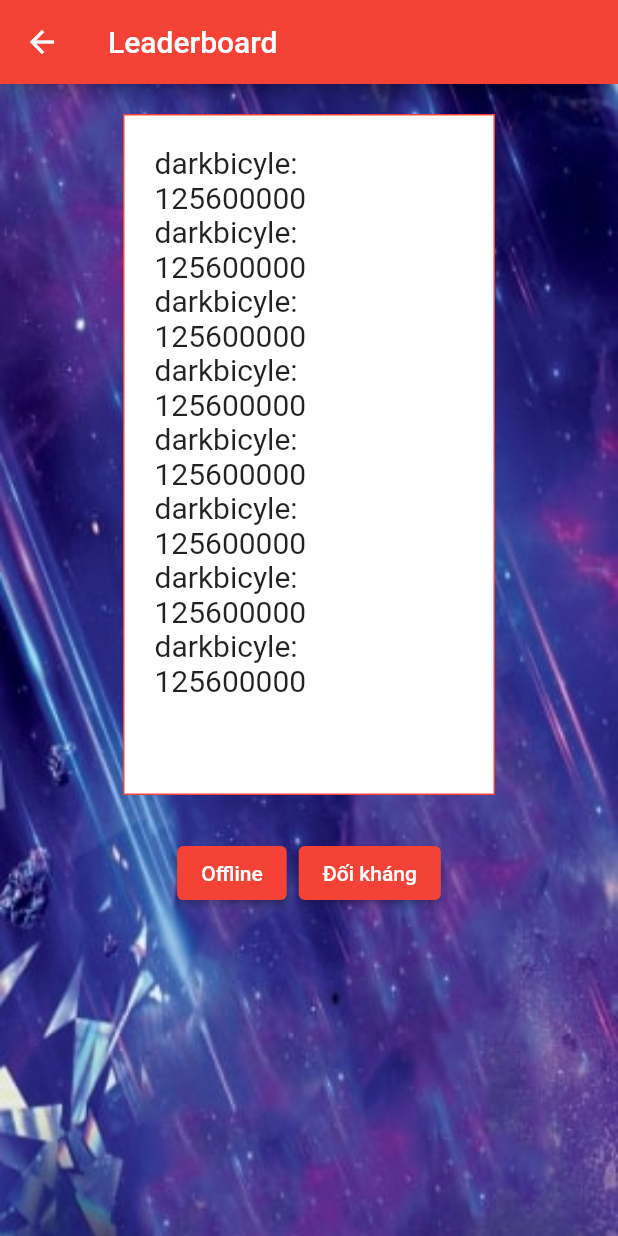
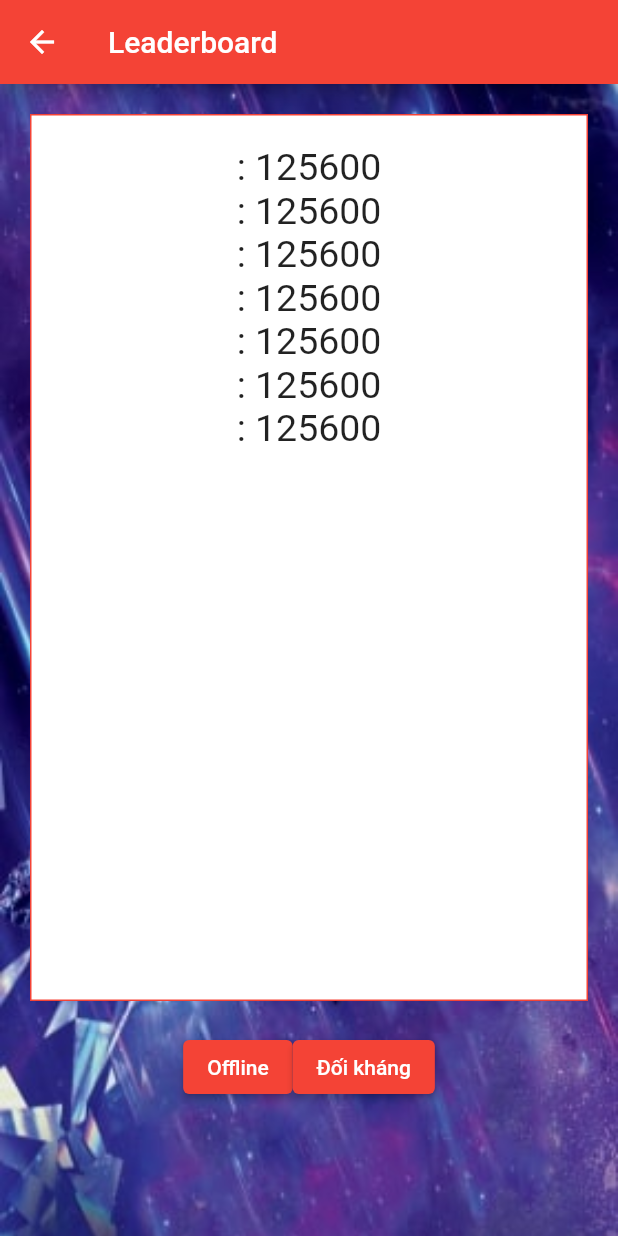
Before and after one commit to HoangLong253/DO_AN_L2T, a Flutter app: the Leaderboard screen opened directly, on a phone screen of 412 x 824 dp. Run offline on Flutter 3.47's test engine with Material 2 defaults, Android fonts, the phone set to English and light mode, and no system bars; our stand-ins replace cloud_firestore, firebase_auth, firebase_core; accounts and stored records are empty.

Commit message:
sửa file leaderboard.dart

```diff
--- a/do_an_l2t/lib/screens/leaderboard.dart
+++ b/do_an_l2t/lib/screens/leaderboard.dart
@@ -1,4 +1,8 @@
+import 'package:firebase_auth/firebase_auth.dart';
 import 'package:flutter/material.dart';
+
+import '../models/user.dart';
+import '../provider/provider.dart';
 
 class Leaderboard extends StatefulWidget {
   Leaderboard({super.key});
@@ -8,6 +12,10 @@ class Leaderboard extends StatefulWidget {
 }
 
 class _LeaderboardState extends State<Leaderboard> {
+  String? uid = FirebaseAuth.instance.currentUser?.uid;
+  double fontSize = 25;
+  int index = 0;
+
   @override
   Widget build(BuildContext context) {
     return Scaffold(
@@ -18,86 +26,142 @@ class _LeaderboardState extends State<Leaderboard> {
         body: Container(
           decoration: const BoxDecoration(
             image: DecorationImage(
-                image: AssetImage('assets/backgroundImg.jpg'),
-                fit: BoxFit.cover),
+                image: AssetImage('assets/backgroundImg.jpg'), fit: BoxFit.cover),
           ),
           height: MediaQuery.of(context).size.height,
           width: MediaQuery.of(context).size.width,
           child: Column(
             children: [
-              Padding(
-                padding: EdgeInsets.all(20),
-                child: Container(
-                    decoration: BoxDecoration(
-                        border: Border.all(color: Colors.red),
-                        color: Colors.white),
-                    padding: EdgeInsets.all(20),
-                    child: SizedBox(
-                      height: MediaQuery.of(context).size.height / 2.0,
-                      width: MediaQuery.of(context).size.width / 2.0,
-                      child: ListView(
-                        children: [
-                          Column(
-                            children: [
-                              Text(
-                                'darkbicyle:         125600000',
-                                style: TextStyle(fontSize: 20),
-                              ),
-                              Text(
-                                'darkbicyle:         125600000',
-                                style: TextStyle(fontSize: 20),
-                              ),
-                              Text(
-                                'darkbicyle:         125600000',
-                                style: TextStyle(fontSize: 20),
-                              ),
-                              Text(
-                                'darkbicyle:         125600000',
-                                style: TextStyle(fontSize: 20),
-                              ),
-                              Text(
-                                'darkbicyle:         125600000',
-                                style: TextStyle(fontSize: 20),
-                              ),
-                              Text(
-                                'darkbicyle:         125600000',
-                                style: TextStyle(fontSize: 20),
-                              ),
-                              Text(
-                                'darkbicyle:         125600000',
-                                style: TextStyle(fontSize: 20),
-                              ),
-                              Text(
-                                'darkbicyle:         125600000',
-                                style: TextStyle(fontSize: 20),
-                              ),
-                            ],
-                          ),
-                        ],
-                      ),
-                    )),
+              IndexedStack(
+                index: index,
+                children: [
+                  con1(context),
+                  con2(context),
+                ],
               ),
-              ButtonBar(
-                mainAxisSize: MainAxisSize.min,
+              Row(
+                mainAxisAlignment: MainAxisAlignment.center,
                 children: [
                   ElevatedButton(
                     style: ButtonStyle(
                       backgroundColor: MaterialStateProperty.all(Colors.red),
                     ),
-                    onPressed: () {},
+                    onPressed: () {
+                      setState(() {
+                        index = 0;
+                      });
+                    },
                     child: Text('Offline'),
                   ),
                   ElevatedButton(
                     style: ButtonStyle(
                       backgroundColor: MaterialStateProperty.all(Colors.red),
                     ),
-                    onPressed: () {},
+                    onPressed: () {
+                      setState(() {
+                        index = 1;
+                      });
+                    },
                     child: Text('Đối kháng'),
                   )
                 ],
               )
             ],
           ),
-        ));
+        )
+    );
   }
+  Widget con1(BuildContext context) {
+    return Padding(
+      padding: EdgeInsets.all(20),
+      child: Container(
+          decoration: BoxDecoration(
+              border: Border.all(color: Colors.red),
+              color: Colors.white
+          ),
+          padding: EdgeInsets.all(20),
+          child: SizedBox(
+              height: MediaQuery.of(context).size.height / 1.5,
+              width: MediaQuery.of(context).size.width,
+              child: SingleChildScrollView(
+                child: FutureBuilder<Gamer?>(
+                  future: getUser(uid),
+                  builder: (context, snapshot) {
+                    if(snapshot.hasError){
+                      return Center(child: Text('Lỗi'));
+                    } else if(snapshot.hasData){
+                      final user = snapshot.data;
+                      return user == null
+                          ? Center(child: Text('lỗi'),)
+                          : buildUser1(user, uid);
+                    } else {
+                      return Center(child: CircularProgressIndicator(),);
+                    }
+                  },
+                ),
+              )
+          )
+      ),
+    );
+  }
+
+  Widget con2(BuildContext context) {
+    return Padding(
+      padding: EdgeInsets.all(20),
+      child: Container(
+          decoration: BoxDecoration(
+              border: Border.all(color: Colors.red),
+              color: Colors.white
+          ),
+          padding: EdgeInsets.all(20),
+          child: SizedBox(
+              height: MediaQuery.of(context).size.height / 1.5,
+              width: MediaQuery.of(context).size.width,
+              child: SingleChildScrollView(
+                child: FutureBuilder<Gamer?>(
+                  future: getUser(uid),
+                  builder: (context, snapshot) {
+                    if(snapshot.hasError){
+                      return Center(child: Text('Lỗi'));
+                    } else if(snapshot.hasData){
+                      final user = snapshot.data;
+                      return user == null
+                          ? Center(child: Text('lỗi'),)
+                          : buildUser2(user, uid);
+                    } else {
+                      return Center(child: CircularProgressIndicator(),);
+                    }
+                  },
+                ),
+              )
+          )
+      ),
+    );
+  }
+
+  Widget buildUser1(Gamer user, uid) =>Column(
+    children: [
+      Text(user.username.toString().trim() + ': 125600', style: TextStyle(fontSize: 25),),
+      Text(user.username.toString().trim() + ': 125600', style: TextStyle(fontSize: 25),),
+      Text(user.username.toString().trim() + ': 125600', style: TextStyle(fontSize: 25),),
+      Text(user.username.toString().trim() + ': 125600', style: TextStyle(fontSize: 25),),
+      Text(user.username.toString().trim() + ': 125600', style: TextStyle(fontSize: 25),),
+      Text(user.username.toString().trim() + ': 125600', style: TextStyle(fontSize: 25),),
+      Text(user.username.toString().trim() + ': 125600', style: TextStyle(fontSize: 25),),
+    ],
+  );
+  Widget buildUser2(Gamer user, uid) =>Column(
+    children: [
+      Text(user.username.toString().trim() + ' Vàng V: 125600', style: TextStyle(fontSize: 22),),
+      Text(user.username.toString().trim() + ' Vàng V: 125600', style: TextStyle(fontSize: 22),),
+      Text(user.username.toString().trim() + ' Vàng V: 125600', style: TextStyle(fontSize: 22),),
+      Text(user.username.toString().trim() + ' Vàng V: 125600', style: TextStyle(fontSize: 22),),
+      Text(user.username.toString().trim() + ' Vàng V: 125600', style: TextStyle(fontSize: 22),),
+      Text(user.username.toString().trim() + ' Vàng V: 125600', style: TextStyle(fontSize: 22),),
+      Text(user.username.toString().trim() + ' Vàng V: 125600', style: TextStyle(fontSize: 22),),
+      Text(user.username.toString().trim() + ' Vàng V: 125600', style: TextStyle(fontSize: 22),),
+      Text(user.username.toString().trim() + ' Vàng V: 125600', style: TextStyle(fontSize: 22),),
+      Text(user.username.toString().trim() + ' Vàng V: 125600', style: TextStyle(fontSize: 22),),
+    ],
+  );
 }
```
